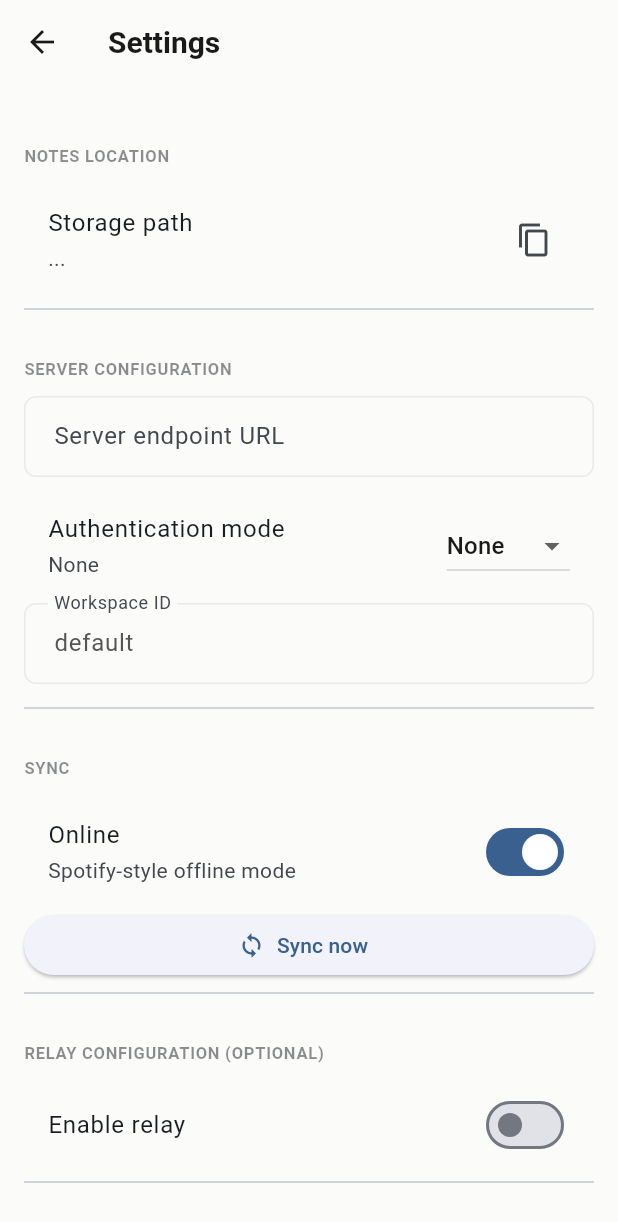
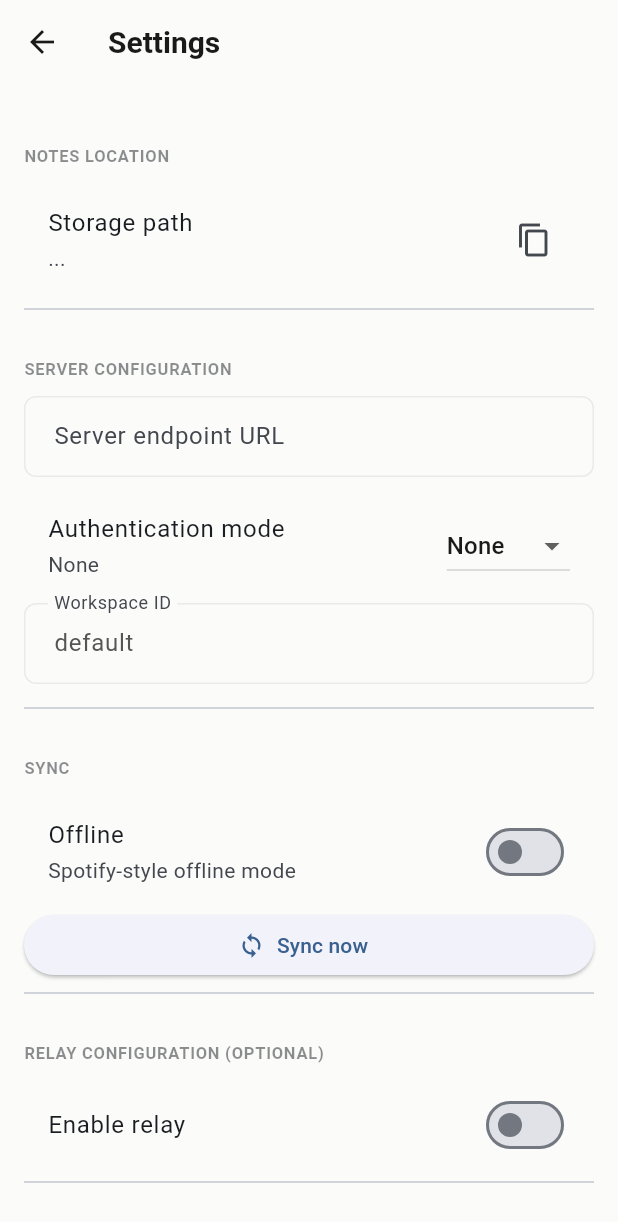
Before and after one commit to hermes-carpet/stonepad-phase1, a Flutter app: the screen it shows after launch, after a tap on "Use without sync", after a tap on the "settings" icon, on a phone screen of 412 x 824 dp. Shown: the top 1222 px of the screen. Run offline on Flutter 3.47's test engine with Material 3 defaults, Android fonts, the phone set to English and light mode, and no system bars; our stand-ins replace connectivity_plus, flutter_markdown; missing offline and left inert: minio, window_manager.

Commit message:
fix(client): sync default off, folder creation, warm button palette
- syncEnabled defaults to false (was true, showing green icon without config)
- fromJson also defaults sync_enabled to false
- Folder creation keeps .folder marker (was deleting it, making folder invisible)
- Filter .folder markers from notes list display
- Dark theme buttons use warm bone #FBFBFA instead of stark white
- Added outlinedButtonTheme with slate accent #94A3B8

```diff
--- a/client/lib/main.dart
+++ b/client/lib/main.dart
@@ -213,8 +213,16 @@ class _StonepadAppState extends State<StonepadApp> {
           dividerColor: const Color(0xFF2A2A2A),
           filledButtonTheme: FilledButtonThemeData(
             style: FilledButton.styleFrom(
-              backgroundColor: Colors.white,
+              backgroundColor: const Color(0xFFFBFBFA), // Warm bone (not stark white)
               foregroundColor: const Color(0xFF111111),
+              shape: RoundedRectangleBorder(borderRadius: BorderRadius.circular(8)),
+              padding: const EdgeInsets.symmetric(horizontal: 24, vertical: 14),
+            ),
+          ),
+          outlinedButtonTheme: OutlinedButtonThemeData(
+            style: OutlinedButton.styleFrom(
+              foregroundColor: const Color(0xFF94A3B8), // Slate accent now visible
+              side: const BorderSide(color: Color(0xFF94A3B8)),
               shape: RoundedRectangleBorder(borderRadius: BorderRadius.circular(8)),
               padding: const EdgeInsets.symmetric(horizontal: 24, vertical: 14),
             ),
--- a/client/lib/models/settings.dart
+++ b/client/lib/models/settings.dart
@@ -22,7 +22,7 @@ class StonepadSettings {
     this.s3AccessKey,
     this.s3SecretKey,
     this.workspaceId = 'default',
-    this.syncEnabled = true,
+    this.syncEnabled = false,
     this.relayEnabled = false,
     this.relayEndpoint,
     this.relayAccessKey,
@@ -38,7 +38,7 @@ class StonepadSettings {
       s3AccessKey: json['s3_access_key'],
       s3SecretKey: json['s3_secret_key'],
       workspaceId: json['workspace_id'] ?? 'default',
-      syncEnabled: json['sync_enabled'] ?? true,
+      syncEnabled: json['sync_enabled'] ?? false,
       relayEnabled: json['relay_enabled'] ?? false,
       relayEndpoint: json['relay_endpoint'],
       relayAccessKey: json['relay_access_key'],
--- a/client/lib/screens/notes_list_screen.dart
+++ b/client/lib/screens/notes_list_screen.dart
@@ -94,7 +94,9 @@ class _NotesListScreenState extends State<NotesListScreen> {
                     onTap: () => setState(() => _currentFolder = f),
                     onLongPress: () => _showFolderActions(f),
                   )),
-              ...notes.map((notePath) {
+              ...notes
+                .where((p) => !p.endsWith('/.folder'))
+                .map((notePath) {
                 final entry = notesState.manifest.notes[notePath];
                 if (entry == null) return const SizedBox.shrink();
                 final statusIcon = _syncStatusIcon(entry.status.name);
@@ -257,12 +259,11 @@ class _NotesListScreenState extends State<NotesListScreen> {
     if (result != null && result.isNotEmpty) {
       final folderPrefix = _currentFolder.isEmpty ? '' : '$_currentFolder/';
       final folderPath = '$folderPrefix$result';
-      // Create an empty .gitkeep-like marker to make the folder visible
-      // Actually, empty folders are allowed by the plan. Just create the dir.
+      // Create a .folder marker so the folder appears in subFolders().
+      // The marker is filtered from the notes list display but keeps
+      // the folder visible in the hierarchy.
       final notesState = context.read<NotesState>();
       await notesState.createNote('$folderPath/.folder', content: '');
-      // Immediately delete it — the folder remains, and we have our hierarchy
-      await notesState.deleteNote('$folderPath/.folder');
       setState(() {});
     }
   }
```
